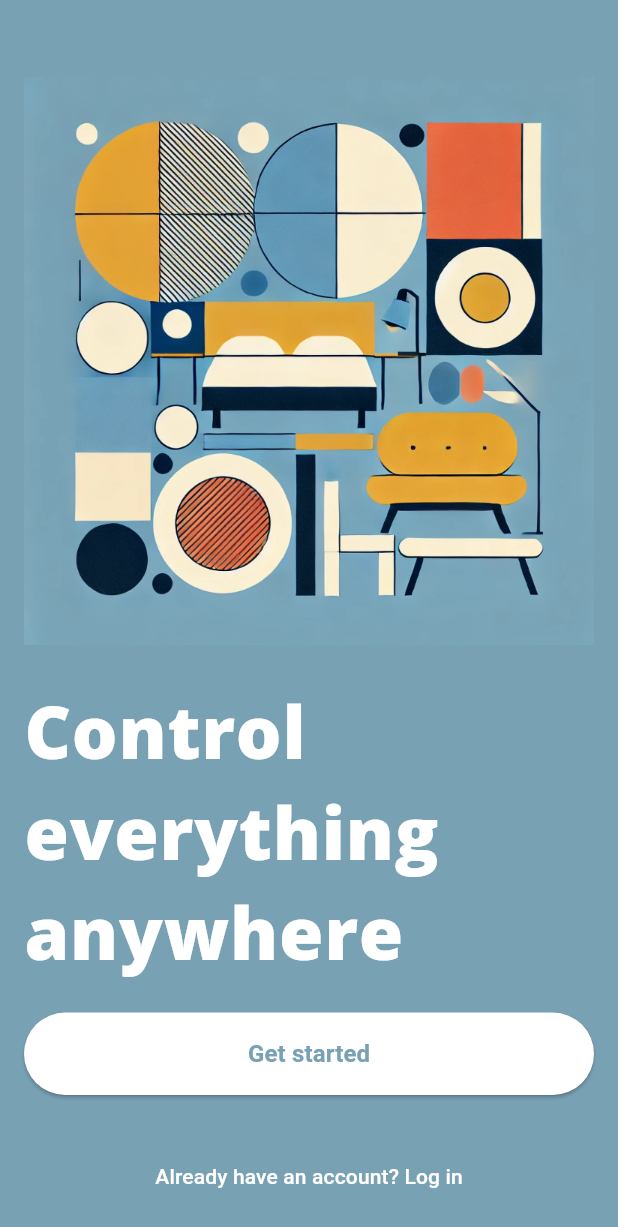
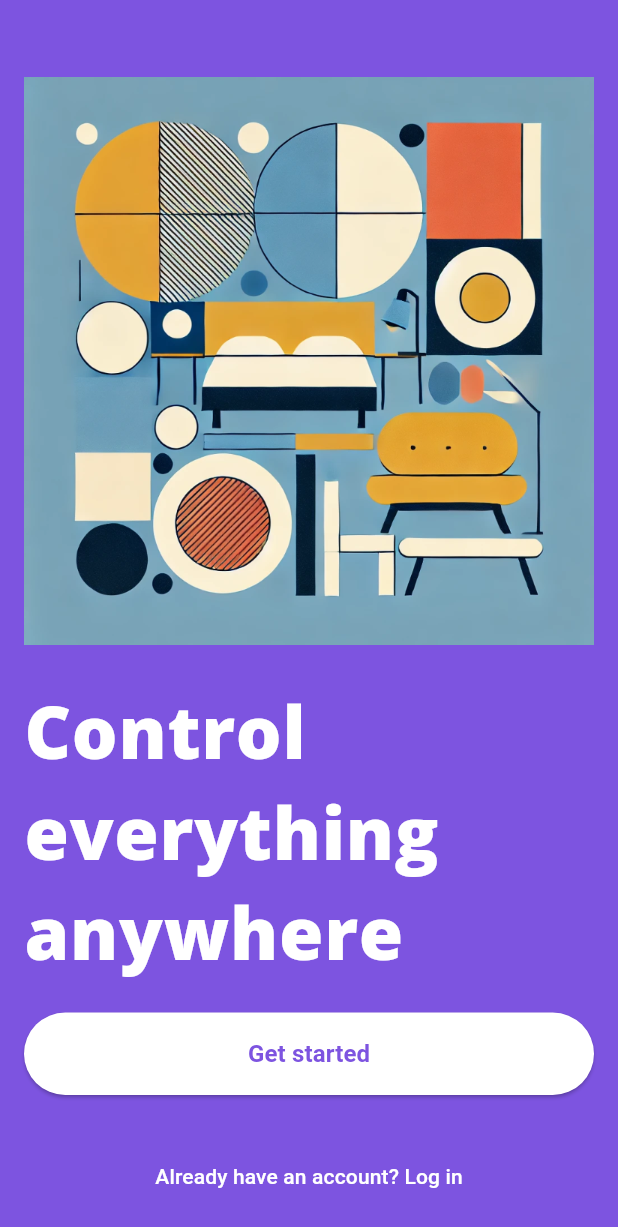
Before and after one commit to Kabudence/validation_ticket_system, a Flutter app: the screen it shows after launch, on a phone screen of 412 x 824 dp. Shown: the top 1227 px of the screen. Run offline on Flutter 3.47's test engine with Material 3 defaults, Android fonts, the phone set to English and light mode, and no system bars; our stand-ins replace shared_preferences.

Commit message:
feat:added new colors

```diff
--- a/lib/core/constants/app_colors.dart
+++ b/lib/core/constants/app_colors.dart
@@ -1,5 +1,36 @@
 import 'package:flutter/material.dart';
 
 class AppColors {
-  static const Color primaryBlue = Color(0xFF79A1B4); // Azul similar al de la segunda imagen
+  static const Color primaryBlue = Color(0xFF7D54E0); // Púrpura vibrante
+  static const Color secondBlue = Color(0xFF2B2E40); // Azul oscuro
+
+  // Gradiente híbrido
+  static const Gradient redPurpleGradient = LinearGradient(
+    colors: [
+      Color(0xFF3A1C71), // Azul oscuro
+      Color(0xFFD76D77), // Púrpura
+    ],
+    begin: Alignment.topLeft,
+    end: Alignment.bottomRight,
+  );
+
+  static const Gradient customGradient = LinearGradient(
+    colors: [
+      Color(0xFF2E1C9C), // Azul más oscuro
+      Color(0xFFA16EFF), // Azul/púrpura claro más brillante
+    ],
+    begin: Alignment.topLeft,
+    end: Alignment.bottomRight,
+  );
+
+  static const Gradient buttomGradient = LinearGradient(
+    colors: [
+      Color(0xFF2B1B5A), // Azul más oscuro
+      Color(0xFF1F1147), // Azul/púrpura claro más brillante
+    ],
+    begin: Alignment.topLeft,
+    end: Alignment.bottomRight,
+  );
+
+
 }
```
